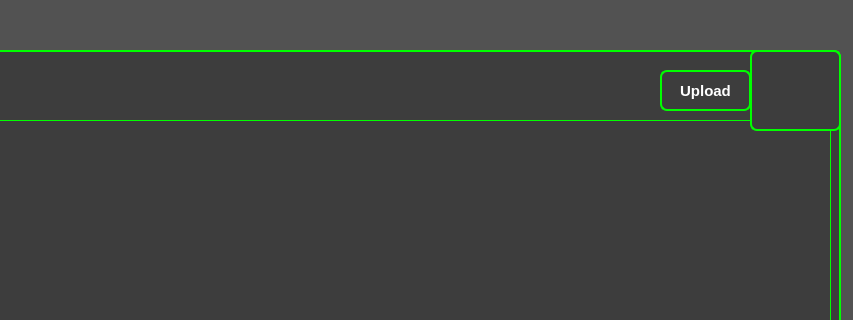
Qt form mainwindow.ui (ProjetCpp-2425/projetcpp-smart-pharmacy-2a30) before a commit; both pictures show x 560 to 1413 and y 0 to 320 of the 1413 by 727 pixel window.
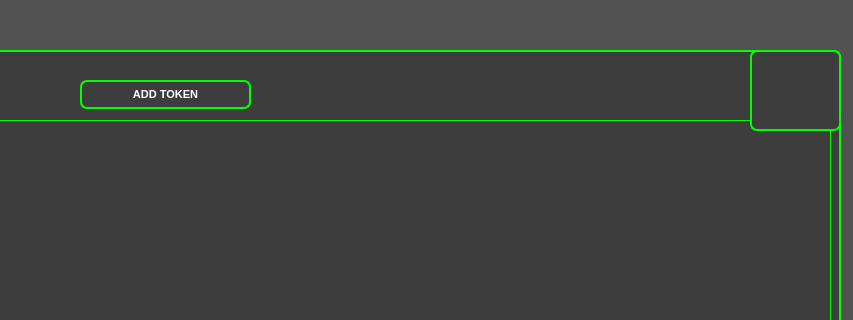
The same form after that commit. The open tabs and pages were chosen to show the change. Icons and pictures are not drawn.

Commit message: arduino login token / arduino add token

What changed in the file:
```diff
--- a/mainwindow.ui
+++ b/mainwindow.ui
@@ -804,10 +804,10 @@
       <widget class="QPushButton" name="imageButton">
        <property name="geometry">
         <rect>
-         <x>1050</x>
-         <y>20</y>
-         <width>91</width>
-         <height>41</height>
+         <x>470</x>
+         <y>30</y>
+         <width>171</width>
+         <height>29</height>
         </rect>
        </property>
        <property name="styleSheet">
@@ -816,7 +816,7 @@
     border-style: solid;
     background-color: #3d3d3d;  /* Same dark background */
     color: #ffffff;  /* White text */
-    font-size: 15px;  /* Increase font size */
+    font-size: 11px;  /* Increase font size */
     font-weight: bold;  /* Make text bold */
     border-radius: 7px;  /* Rounded corners */
     border-width: 2px;  /* Set border width */
@@ -855,7 +855,7 @@
 </string>
        </property>
        <property name="text">
-        <string>Upload</string>
+        <string>ADD TOKEN</string>
        </property>
       </widget>
      </widget>
```
Left out of the diff: 4 changed lines with no effect on the pictures. The commit also changes 11 other files.
